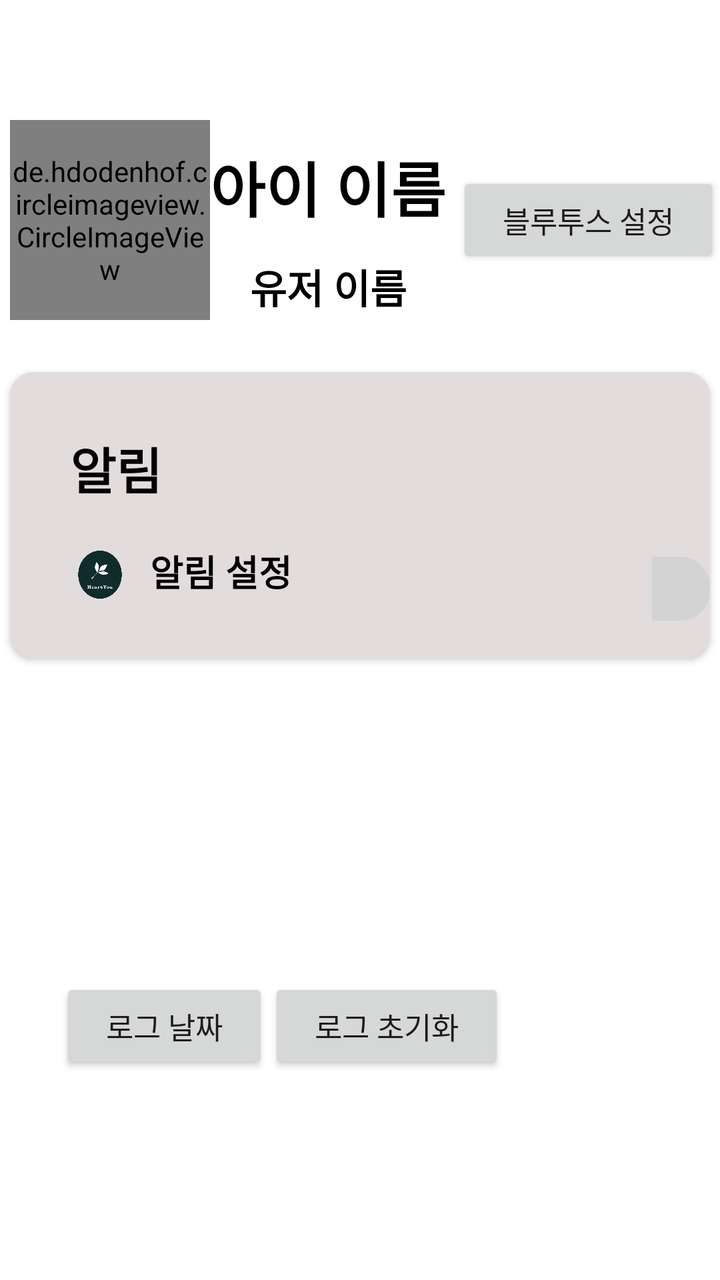
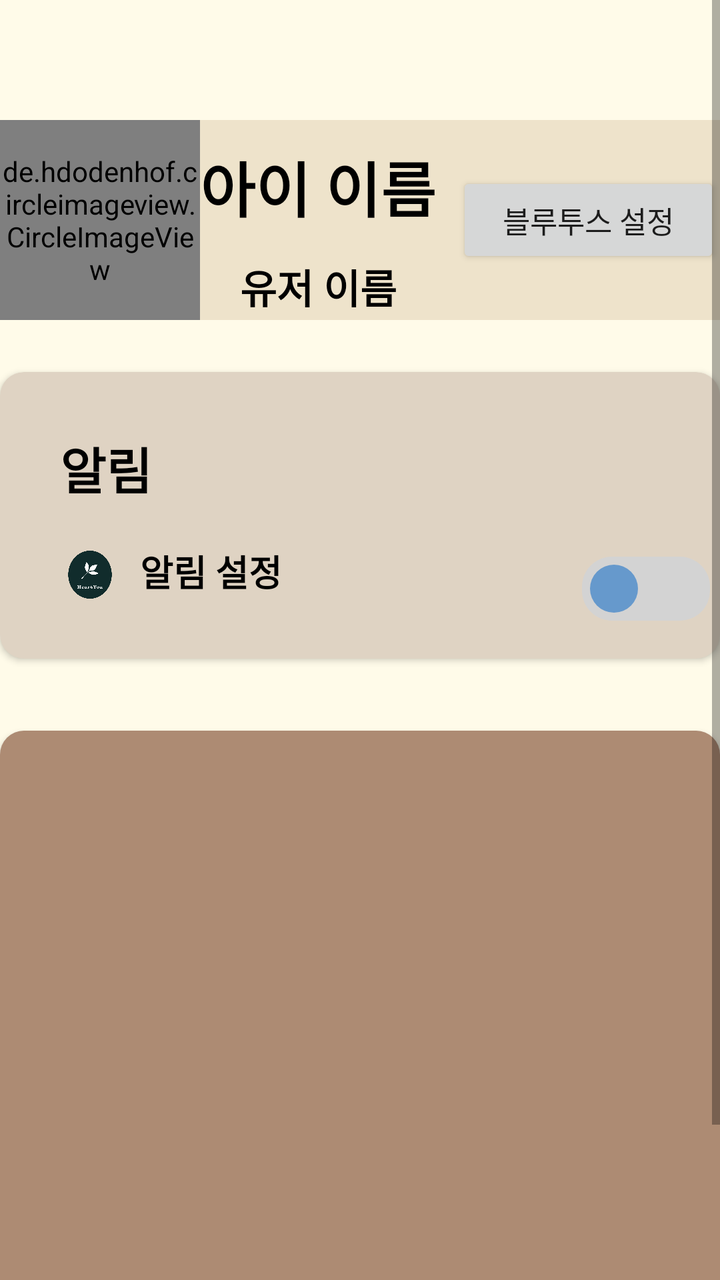

Compare the two renders of this Android layout. The source of the first and the diff that turns it into the second are given below.
<!-- AndroidManifest.xml: application theme Theme._1215DDAY -->
<!-- res/layout/fragment_account.xml -->
<?xml version="1.0" encoding="utf-8"?>
<LinearLayout xmlns:android="http://schemas.android.com/apk/res/android"
    xmlns:tools="http://schemas.android.com/tools"
    android:layout_width="match_parent"
    android:layout_height="match_parent"
    xmlns:app="http://schemas.android.com/apk/res-auto"
    android:background="@color/white"
    android:orientation="vertical">


    <LinearLayout
        android:id="@+id/accountinfocard"
        android:layout_width="match_parent"
        android:layout_height="wrap_content"
        android:layout_marginTop="60dp"
        android:layout_marginBottom="16dp"
        android:layout_marginStart="5dp"
        android:orientation="horizontal">

        <de.hdodenhof.circleimageview.CircleImageView
            android:id="@+id/acc_image"
            android:layout_width="100dp"
            android:layout_height="100dp"
            android:src="@drawable/splash"
            app:civ_border_overlay="true"
            app:civ_border_width="2dp"
            app:civ_border_color="@color/black"/>

        <LinearLayout
            android:layout_width="wrap_content"
            android:layout_height="match_parent"
            android:orientation="vertical">

            <TextView
                android:id="@+id/acc_nickname"
                android:layout_width="wrap_content"
                android:layout_height="0dp"
                android:layout_weight="2"
                android:text="아이 이름"
                android:textSize="30dp"
                android:textColor="@color/black"
                android:textStyle="bold"
                android:gravity="center"/>

            <TextView
                android:layout_width="match_parent"
                android:layout_height="0dp"
                android:layout_weight="1"
                android:text="유저 이름"
                android:textSize="20dp"
                android:textColor="@color/black"
                android:textStyle="bold"
                android:gravity="center"/>
        </LinearLayout>
        <View
            android:layout_width="0dp"
            android:layout_height="0dp"
            android:layout_weight="1" />
        <LinearLayout
            android:layout_width="wrap_content"
            android:layout_height="match_parent">
            <Button
                android:id="@+id/accToBl"
                android:layout_width="wrap_content"
                android:layout_height="wrap_content"
                android:text="   블루투스 설정   "
                android:textSize="15sp"
                android:layout_gravity="center_vertical"/>

        </LinearLayout>


    </LinearLayout>


    <androidx.cardview.widget.CardView
        android:id="@+id/questionCardView"
        android:layout_width="match_parent"
        android:layout_height="wrap_content"
        android:layout_marginTop="10dp"
        android:layout_marginBottom="16dp"
        android:layout_marginStart="5dp"
        android:layout_marginEnd="5dp"
        android:layout_below="@id/accountinfocard"

        app:cardCornerRadius="12dp"
        app:cardBackgroundColor="#E3DCDC">
        <LinearLayout
            android:layout_width="wrap_content"
            android:layout_height="match_parent"
            android:orientation="vertical"
            android:layout_marginStart="30dp"
            android:layout_marginTop="30dp"
            android:layout_marginBottom="15dp"
            >
            <TextView
                android:layout_width="match_parent"
                android:layout_height="wrap_content"
                android:text="알림"
                android:textSize="25dp"
                android:textColor="@color/black"
                android:textStyle="bold"
                android:layout_marginBottom="20dp"/>
            <LinearLayout
                android:layout_width="wrap_content"
                android:layout_height="wrap_content">
                <ImageView
                    android:layout_width="30dp"
                    android:layout_height="30dp"
                    android:src="@drawable/splash"/>

                <TextView
                    android:layout_width="wrap_content"
                    android:layout_height="wrap_content"
                    android:text="알림 설정"
                    android:textColor="@color/black"
                    android:textStyle="bold"
                    android:textSize="18dp"
                    android:layout_marginStart="10dp"/>

                <androidx.appcompat.widget.SwitchCompat
                    android:id="@+id/switchAlarm"
                    android:layout_width="wrap_content"
                    android:layout_height="wrap_content"
                    android:layout_marginStart="180dp"
                    android:layout_marginBottom="10dp"
                    android:thumb="@drawable/switch_thumb"
                    app:track="@drawable/switch_track_selector"
                    app:thumbTextPadding="12dp"
                    app:switchMinWidth="0dp"
                    android:textOff=""
                    android:textOn=""
                    />
            </LinearLayout>
        </LinearLayout>




    </androidx.cardview.widget.CardView>


    
    <RelativeLayout
        android:id="@+id/product"
        android:layout_width="match_parent"
        android:layout_height="wrap_content"
        android:layout_marginTop="30dp"
        android:layout_below="@id/questionCardView"
        >

        <androidx.cardview.widget.CardView
            android:id="@+id/cardview"
            android:layout_width="match_parent"
            android:layout_height="wrap_content"
            android:layout_marginTop="10dp"
            android:layout_marginBottom="16dp"
            app:cardBackgroundColor="#E3DCDC"
            app:cardCornerRadius="12dp"
            >

            <androidx.recyclerview.widget.RecyclerView
                android:id="@+id/Q_ALIST"
                android:layout_width="match_parent"
                android:layout_height="wrap_content" />


        </androidx.cardview.widget.CardView>


    </RelativeLayout>
    <LinearLayout
        android:layout_width="wrap_content"
        android:layout_height="match_parent"
        android:orientation="horizontal"
        android:layout_marginStart="30dp"
        android:layout_marginTop="0dp"
        android:layout_marginBottom="15dp">
        <Button
            android:id="@+id/logDate"
            android:layout_width="wrap_content"
            android:layout_height="wrap_content"
            android:text="   로그 날짜   "
            android:textSize="15sp"
            android:layout_gravity="center_vertical"/>
        <Button
            android:id="@+id/logRef"
            android:layout_width="wrap_content"
            android:layout_height="wrap_content"
            android:text="   로그 초기화   "
            android:textSize="15sp"
            android:layout_gravity="center_vertical"/>
    </LinearLayout>



</LinearLayout>
<!-- resources referenced by this layout -->
<resources>
  <color name="black">#FF000000</color>
  <color name="white">#FFFFFFFF</color>
  <!-- drawable splash: png bitmap (drawable, 32969 bytes) -->
  <!-- drawable switch_thumb (drawable) -->
  <selector xmlns:android="http://schemas.android.com/apk/res/android">
      <item android:state_checked="true">
          <layer-list>
              <item android:bottom="4dp" android:left="4dp" android:right="4dp" android:top="4dp">
                  <shape android:shape="oval">
                      <size android:width="24dp" android:height="24dp" />
                      <corners android:radius="45dp" />
                      <solid android:color="@color/white" />
                  </shape>
              </item>
          </layer-list>
      </item>
  
  
      <item android:state_checked="false">
          <layer-list>
              <item android:bottom="4dp" android:left="4dp" android:right="4dp" android:top="4dp">
                  <shape android:shape="oval">
                      <size android:width="24dp" android:height="24dp" />
                      <corners android:radius="45dp" />
                      <solid android:color="@color/grayBlue" />
                  </shape>
              </item>
          </layer-list>
  
      </item>
  </selector>
  <!-- drawable switch_track_selector (drawable) -->
  <?xml version="1.0" encoding="utf-8"?>
  <selector xmlns:android="http://schemas.android.com/apk/res/android">
      <item
          android:drawable="@drawable/switch_track_on"
          android:state_checked="true"/>
      <item
          android:drawable="@drawable/switch_track_off"
          android:state_checked="false"/>
  </selector>
  <style name="Theme._1215DDAY" parent="android:Theme.Material.Light.NoActionBar" />
  <color name="grayBlue">#6699CC</color>
  <!-- drawable switch_track_on (drawable) -->
  <shape
      xmlns:android="http://schemas.android.com/apk/res/android"
      android:shape="rectangle" >
  
      <corners
          android:radius="15dp" />
  
      <size
          android:width="51dp"
          android:height="30dp" />
  
      <solid
          android:color="@color/grayBlue" />
  
      
  </shape>
  <!-- drawable switch_track_off (drawable) -->
  <shape
      xmlns:android="http://schemas.android.com/apk/res/android"
      android:shape="rectangle" >
  
      <corners
          android:radius="15dp" />
  
      <size
          android:width="51dp"
          android:height="30dp" />
  
      <solid
          android:color="#D3D3D3" />
  
      
  
  </shape>
</resources>

<!-- the commit's change to res/layout/fragment_account.xml (unified diff, before → after) -->
@@ -1,10 +1,14 @@
 <?xml version="1.0" encoding="utf-8"?>
-<LinearLayout xmlns:android="http://schemas.android.com/apk/res/android"
-    xmlns:tools="http://schemas.android.com/tools"
+<ScrollView
     android:layout_width="match_parent"
     android:layout_height="match_parent"
-    xmlns:app="http://schemas.android.com/apk/res-auto"
-    android:background="@color/white"
+    xmlns:android="http://schemas.android.com/apk/res/android"
+    xmlns:tools="http://schemas.android.com/tools"
+    xmlns:app="http://schemas.android.com/apk/res-auto">
+<LinearLayout
+    android:layout_width="match_parent"
+    android:layout_height="match_parent"
+    android:background="@color/FragmentBackground"
     android:orientation="vertical">
 
 
@@ -14,8 +18,8 @@
         android:layout_height="wrap_content"
         android:layout_marginTop="60dp"
         android:layout_marginBottom="16dp"
-        android:layout_marginStart="5dp"
-        android:orientation="horizontal">
+        android:orientation="horizontal"
+        android:background="@color/accountUser">
 
         <de.hdodenhof.circleimageview.CircleImageView
             android:id="@+id/acc_image"
@@ -79,9 +83,8 @@
         android:layout_height="wrap_content"
         android:layout_marginTop="10dp"
         android:layout_marginBottom="16dp"
-        android:layout_marginStart="5dp"
-        android:layout_marginEnd="5dp"
         android:layout_below="@id/accountinfocard"
+        android:backgroundTint="@color/accountAlarm"
 
         app:cardCornerRadius="12dp"
         app:cardBackgroundColor="#E3DCDC">
@@ -122,7 +125,7 @@
                     android:id="@+id/switchAlarm"
                     android:layout_width="wrap_content"
                     android:layout_height="wrap_content"
-                    android:layout_marginStart="180dp"
+                    android:layout_marginStart="150dp"
                     android:layout_marginBottom="10dp"
                     android:thumb="@drawable/switch_thumb"
                     app:track="@drawable/switch_track_selector"
@@ -145,7 +148,7 @@
         android:id="@+id/product"
         android:layout_width="match_parent"
         android:layout_height="wrap_content"
-        android:layout_marginTop="30dp"
+        android:layout_marginTop="10dp"
         android:layout_below="@id/questionCardView"
         >
 
@@ -154,7 +157,6 @@
             android:layout_width="match_parent"
             android:layout_height="wrap_content"
             android:layout_marginTop="10dp"
-            android:layout_marginBottom="16dp"
             app:cardBackgroundColor="#E3DCDC"
             app:cardCornerRadius="12dp"
             >
@@ -162,7 +164,10 @@
             <androidx.recyclerview.widget.RecyclerView
                 android:id="@+id/Q_ALIST"
                 android:layout_width="match_parent"
-                android:layout_height="wrap_content" />
+                android:layout_height="300dp"
+                android:layoutAnimation="@anim/item_layout_animation"
+                android:background="@color/accountLog"
+                app:layoutManager="androidx.recyclerview.widget.LinearLayoutManager"/>
 
 
         </androidx.cardview.widget.CardView>
@@ -171,7 +176,7 @@
     </RelativeLayout>
     <LinearLayout
         android:layout_width="wrap_content"
-        android:layout_height="match_parent"
+        android:layout_height="wrap_content"
         android:orientation="horizontal"
         android:layout_marginStart="30dp"
         android:layout_marginTop="0dp"
@@ -191,7 +196,5 @@
             android:textSize="15sp"
             android:layout_gravity="center_vertical"/>
     </LinearLayout>
-
-
-
 </LinearLayout>
+</ScrollView>
<!-- resource entries referenced after the edit -->
@@ -1,5 +1,9 @@
 <!-- resources referenced by this layout -->
 <resources>
+  <color name="FragmentBackground">#FFFBE9</color>
+  <color name="accountAlarm">#DFD3C3</color>
+  <color name="accountLog">#AD8B73</color>
+  <color name="accountUser">#EEE3CB</color>
   <color name="black">#FF000000</color>
   <color name="white">#FFFFFFFF</color>
   <!-- drawable splash: png bitmap (drawable, 32969 bytes) -->
